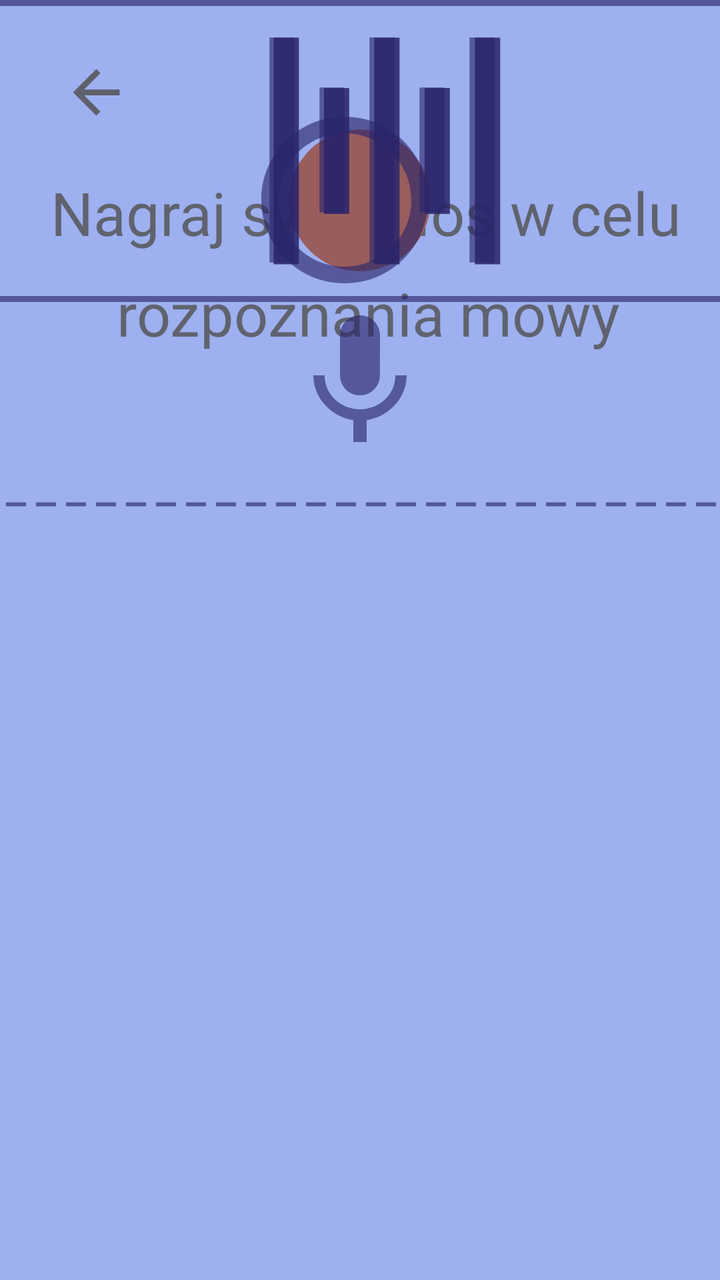
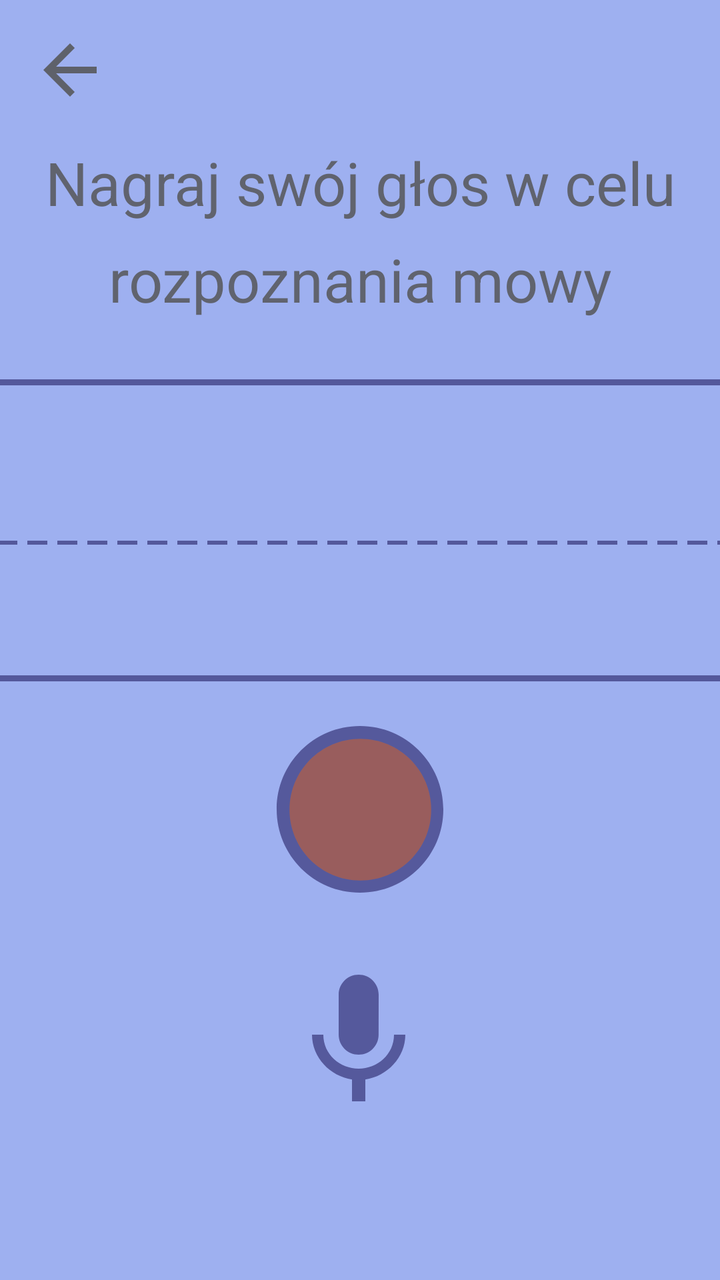

An Android layout rendered at two revisions. The XML below is the earlier revision; the diff shows what the commit changed to produce the second picture.
<!-- AndroidManifest.xml: application theme Theme.TiredTalker -->
<!-- res/layout/fragment_nagrywanie_active.xml -->
<androidx.constraintlayout.widget.ConstraintLayout xmlns:android="http://schemas.android.com/apk/res/android"
    xmlns:app="http://schemas.android.com/apk/res-"
    xmlns:app2="http://schemas.android.com/apk/res-auto"
    xmlns:tools="http://schemas.android.com/tools"
    android:layout_width="match_parent"
    android:layout_height="match_parent"
    android:background="@color/light_blue"
    tools:layout_editor_absoluteX="0dp"
    tools:layout_editor_absoluteY="0dp">

    <ImageButton
        android:id="@+id/backButton"
        android:layout_width="60dp"
        android:layout_height="60dp"
        android:layout_marginTop="16dp"
        android:background="@android:color/transparent"
        android:padding="16dp"
        android:src="@drawable/arrow_back"
        app2:layout_constraintEnd_toEndOf="parent"
        app2:layout_constraintHorizontal_bias="0.06"
        app2:layout_constraintStart_toStartOf="parent"
        app2:layout_constraintTop_toTopOf="parent"
        app:layout_constraintStart_toStartOf="parent" />

    <TextView
        android:id="@+id/textView1"
        android:layout_width="wrap_content"
        android:layout_height="wrap_content"
        android:layout_margin="10dp"
        android:gravity="center"
        android:text="Nagraj swój głos w celu"
        android:textColor="@color/brown"
        android:textSize="30sp"
        app2:layout_constraintEnd_toEndOf="parent"
        app2:layout_constraintHorizontal_bias="0.627"
        app2:layout_constraintStart_toStartOf="parent"
        app2:layout_constraintTop_toBottomOf="@+id/backButton" />

    <TextView
        android:id="@+id/textView2"
        android:layout_width="wrap_content"
        android:layout_height="wrap_content"
        android:layout_margin="10dp"
        android:layout_marginTop="36dp"
        android:gravity="center"
        android:text="rozpoznania mowy"
        android:textColor="@color/brown"
        android:textSize="30sp"
        app2:layout_constraintEnd_toEndOf="parent"
        app2:layout_constraintHorizontal_bias="0.546"
        app2:layout_constraintStart_toStartOf="parent"
        app2:layout_constraintTop_toBottomOf="@+id/textView1" />

    <ImageButton
        android:id="@+id/nagrywanie_btn"
        android:layout_width="85dp"
        android:layout_height="85dp"
        android:background="@drawable/redcircle"
        android:padding="16dp"
        app2:layout_constraintBottom_toBottomOf="@+id/circleIcon5"
        app2:layout_constraintEnd_toEndOf="@+id/circleIcon5"
        app2:layout_constraintTop_toTopOf="@+id/circleIcon5"
        app:layout_constraintEnd_toEndOf="parent"
        app:layout_constraintHorizontal_bias="0.50"
        app:layout_constraintStart_toStartOf="parent" />

    <ImageView
        android:id="@+id/circleIcon5"
        android:layout_width="100dp"
        android:layout_height="200dp"
        android:contentDescription="@string/empty_circle_desc"
        android:scaleType="fitCenter"
        android:src="@drawable/empty_circle"
        app2:layout_constraintEnd_toEndOf="parent"
        app2:layout_constraintHorizontal_bias="0.471"
        app2:layout_constraintStart_toStartOf="parent"
        tools:layout_editor_absoluteY="402dp" />

    <ImageView
        android:id="@+id/mice"
        android:layout_width="80dp"
        android:layout_height="100dp"
        android:layout_marginTop="80dp"
        android:contentDescription="@string/microphone_desc"
        android:scaleType="fitCenter"
        android:src="@drawable/microphone"
        app2:layout_constraintEnd_toEndOf="parent"
        app2:layout_constraintStart_toStartOf="parent"
        app2:layout_constraintTop_toTopOf="@+id/nagrywanie_btn"
        app:layout_constraintBottom_toTopOf="@id/welcomeText"
        app:layout_constraintEnd_toEndOf="parent"
        app:layout_constraintHorizontal_chainStyle="packed"
        app:layout_constraintStart_toStartOf="parent"
        app:layout_constraintTop_toTopOf="parent"
        app:layout_constraintVertical_bias="0.4" />

    <ImageView
        android:id="@+id/square"
        android:layout_width="387dp"
        android:layout_height="151dp"
        android:contentDescription="@string/thin_square_desc"
        android:scaleType="fitCenter"
        android:src="@drawable/thin_square"
        app2:layout_constraintEnd_toEndOf="parent"
        app2:layout_constraintHorizontal_bias="0.498"
        app2:layout_constraintStart_toStartOf="parent"
        app:layout_constraintBottom_toTopOf="@id/welcomeText"
        app:layout_constraintEnd_toEndOf="parent"
        app:layout_constraintHorizontal_chainStyle="packed"
        app:layout_constraintStart_toStartOf="parent"
        app:layout_constraintTop_toTopOf="parent"
        app:layout_constraintVertical_bias="0.4"
        tools:layout_editor_absoluteY="209dp" />

    <ImageView
        android:id="@+id/dashed_line"
        android:layout_width="387dp"
        android:layout_height="151dp"
        android:contentDescription="@string/dashed_line_desc"
        android:scaleType="fitCenter"
        android:src="@drawable/dashed_line"
        app2:layout_constraintEnd_toEndOf="parent"
        app2:layout_constraintHorizontal_bias="0.498"
        app2:layout_constraintStart_toStartOf="parent"
        app2:layout_constraintTop_toBottomOf="@+id/textView2"
        app:layout_constraintBottom_toTopOf="@id/welcomeText"
        app:layout_constraintEnd_toEndOf="parent"
        app:layout_constraintHorizontal_chainStyle="packed"
        app:layout_constraintStart_toStartOf="parent"
        app:layout_constraintTop_toTopOf="parent"
        app:layout_constraintVertical_bias="0.4" />

    <ImageView
        android:id="@+id/sound"
        android:layout_width="387dp"
        android:layout_height="151dp"
        android:contentDescription="@string/sound_desc"
        android:rotation="90"
        android:src="@drawable/sound"
        app:layout_constraintBottom_toTopOf="@id/welcomeText"
        app:layout_constraintEnd_toEndOf="parent"
        app:layout_constraintHorizontal_chainStyle="packed"
        app:layout_constraintStart_toStartOf="parent"
        app:layout_constraintTop_toTopOf="parent"
        app:layout_constraintVertical_bias="0.4"
        tools:layout_editor_absoluteX="-110dp"
        tools:layout_editor_absoluteY="216dp" />

    <ImageView
        android:id="@+id/sound_f"
        android:layout_width="382dp"
        android:layout_height="150dp"
        android:contentDescription="@string/sound_desc"
        android:rotation="90"
        android:src="@drawable/sound"
        app:layout_constraintBottom_toTopOf="@id/welcomeText"
        app:layout_constraintEnd_toEndOf="parent"
        app:layout_constraintHorizontal_chainStyle="packed"
        app:layout_constraintStart_toStartOf="parent"
        app:layout_constraintTop_toTopOf="parent"
        app:layout_constraintVertical_bias="0.4"
        tools:layout_editor_absoluteX="21dp"
        tools:layout_editor_absoluteY="216dp" />

    <ImageView
        android:id="@+id/sound_s"
        android:layout_width="387dp"
        android:layout_height="151dp"
        android:contentDescription="@string/sound_desc"
        android:rotation="90"
        android:src="@drawable/sound"
        app:layout_constraintBottom_toTopOf="@id/welcomeText"
        app:layout_constraintEnd_toEndOf="parent"
        app:layout_constraintHorizontal_chainStyle="packed"
        app:layout_constraintStart_toStartOf="parent"
        app:layout_constraintTop_toTopOf="parent"
        app:layout_constraintVertical_bias="0.4"
        tools:layout_editor_absoluteX="140dp"
        tools:layout_editor_absoluteY="216dp" />

    


</androidx.constraintlayout.widget.ConstraintLayout>
<!-- resources referenced by this layout -->
<resources>
  <color name="brown">#99373017</color>
  <color name="light_blue">#9EB0F0</color>
  <!-- drawable arrow_back (drawable) -->
  <vector xmlns:android="http://schemas.android.com/apk/res/android"
      android:alpha="0.62"
      android:autoMirrored="true"
      android:height="35dp"
      android:tint="#373017"
      android:viewportHeight="24"
      android:viewportWidth="24"
      android:width="35dp">
        
      <path
          android:fillColor="@android:color/white"
          android:pathData="M20,11H7.83l5.59,-5.59L12,4l-8,8 8,8 1.41,-1.41L7.83,13H20v-2z"/>
      
  </vector>
  <!-- drawable dashed_line (drawable) -->
  <?xml version="1.0" encoding="utf-8"?>
  <shape xmlns:android="http://schemas.android.com/apk/res/android"
      android:shape="line">
      <stroke
          android:width="2dp"
          android:color="@color/darkest_blue"
          android:dashWidth="10dp"
          android:dashGap="5dp"/>
  </shape>
  <!-- drawable empty_circle (drawable) -->
  <vector
      android:alpha="0.62"
      android:height="40dp"
      android:width="40dp"
      android:tint="#282368"
      android:viewportHeight="24"
      android:viewportWidth="24"
  
      xmlns:android="http://schemas.android.com/apk/res/android">
      <path
          android:fillColor="@android:color/white"
          android:pathData="M12,2C6.47,2 2,6.47 2,12c0,5.53 4.47,10 10,10s10,-4.47 10,-10C22,6.47 17.53,2 12,2zM12,20c-4.42,0 -8,-3.58 -8,-8c0,-4.42 3.58,-8 8,-8s8,3.58 8,8C20,16.42 16.42,20 12,20z"/>
  </vector>
  <!-- drawable redcircle (drawable) -->
  <vector
      android:height="35dp"
      android:width="35dp"
      android:tint="#995D5D"
      android:viewportHeight="24"
      android:viewportWidth="24"
      xmlns:android="http://schemas.android.com/apk/res/android">
      <path
          android:fillColor="@android:color/white"
          android:pathData="M12,2C6.47,2 2,6.47 2,12s4.47,10 10,10 10,-4.47 10,-10S17.53,2 12,2z"/>
  </vector>
  <!-- drawable sound (drawable) -->
  <vector android:alpha="0.62" android:height="24dp"
      android:tint="#282368" android:viewportHeight="24"
      android:viewportWidth="24" android:width="24dp" xmlns:android="http://schemas.android.com/apk/res/android">
      <path android:fillColor="@android:color/white" android:pathData="M7,15v2h10v-2L7,15zM3,21h18v-2L3,19v2zM3,13h18v-2L3,11v2zM7,7v2h10L17,7L7,7zM3,3v2h18L21,3L3,3z"/>
  </vector>
  <!-- drawable thin_square (drawable) -->
  <?xml version="1.0" encoding="utf-8"?>
  <shape
  
      xmlns:android="http://schemas.android.com/apk/res/android">
      
      
      
      <solid
          android:color="@android:color/transparent"/>
      <stroke
          android:width="3dp"
          android:color="@color/darkest_blue"/>
      <corners android:radius="0dp"/>
  </shape>
  <string name="dashed_line_desc">Ikona przerywanej linii</string>
  <string name="empty_circle_desc">Ikona koła pustego</string>
  <string name="microphone_desc">Ikona mikrofonu</string>
  <string name="sound_desc">Ikona fali dźwięku</string>
  <string name="thin_square_desc">Ikona cienkiej ramki</string>
  <style name="Theme.TiredTalker" parent="Theme.MaterialComponents.DayNight.DarkActionBar">
          
          <item name="colorPrimary">@color/purple_500</item>
          <item name="colorPrimaryVariant">@color/purple_700</item>
          <item name="colorOnPrimary">@color/white</item>
          
          <item name="colorSecondary">@color/teal_200</item>
          <item name="colorSecondaryVariant">@color/teal_700</item>
          <item name="colorOnSecondary">@color/black</item>
          
          <item name="android:statusBarColor">?attr/colorPrimaryVariant</item>
          
      </style>
  <color name="darkest_blue">#9E282368</color>
  <color name="purple_500">#FF6200EE</color>
  <color name="purple_700">#FF3700B3</color>
  <color name="white">#FFFFFFFF</color>
  <color name="teal_200">#FF03DAC5</color>
  <color name="teal_700">#FF018786</color>
  <color name="black">#FF000000</color>
  <!-- unchanged entries left out for length: 1 -->
</resources>

<!-- the commit's change to res/layout/fragment_nagrywanie_active.xml (unified diff, before → after) -->
@@ -1,184 +1,106 @@
+<?xml version="1.0" encoding="utf-8"?>
 <androidx.constraintlayout.widget.ConstraintLayout xmlns:android="http://schemas.android.com/apk/res/android"
-    xmlns:app="http://schemas.android.com/apk/res-"
-    xmlns:app2="http://schemas.android.com/apk/res-auto"
-    xmlns:tools="http://schemas.android.com/tools"
+    xmlns:app="http://schemas.android.com/apk/res-auto"
     android:layout_width="match_parent"
     android:layout_height="match_parent"
-    android:background="@color/light_blue"
-    tools:layout_editor_absoluteX="0dp"
-    tools:layout_editor_absoluteY="0dp">
+    xmlns:tools="http://schemas.android.com/tools"
+    android:background="@color/light_blue">
 
+    
     <ImageButton
         android:id="@+id/backButton"
-        android:layout_width="60dp"
-        android:layout_height="60dp"
-        android:layout_marginTop="16dp"
-        android:background="@android:color/transparent"
-        android:padding="16dp"
-        android:src="@drawable/arrow_back"
-        app2:layout_constraintEnd_toEndOf="parent"
-        app2:layout_constraintHorizontal_bias="0.06"
-        app2:layout_constraintStart_toStartOf="parent"
-        app2:layout_constraintTop_toTopOf="parent"
-        app:layout_constraintStart_toStartOf="parent" />
+        android:layout_width="40dp"
+        android:layout_height="40dp"
+        android:background="@drawable/arrow_back"
+        app:layout_constraintTop_toTopOf="parent"
+        app:layout_constraintStart_toStartOf="parent"
+        android:layout_margin="15dp" />
 
+    
     <TextView
-        android:id="@+id/textView1"
+        android:id="@+id/titleText"
         android:layout_width="wrap_content"
         android:layout_height="wrap_content"
-        android:layout_margin="10dp"
-        android:gravity="center"
+        android:layout_marginTop="16dp"
         android:text="Nagraj swój głos w celu"
         android:textColor="@color/brown"
         android:textSize="30sp"
-        app2:layout_constraintEnd_toEndOf="parent"
-        app2:layout_constraintHorizontal_bias="0.627"
-        app2:layout_constraintStart_toStartOf="parent"
-        app2:layout_constraintTop_toBottomOf="@+id/backButton" />
+        app:layout_constraintEnd_toEndOf="parent"
+        app:layout_constraintHorizontal_bias="0.508"
+        app:layout_constraintStart_toStartOf="parent"
+        app:layout_constraintTop_toBottomOf="@id/backButton" />
 
+    
     <TextView
-        android:id="@+id/textView2"
+        android:id="@+id/descriptionText"
         android:layout_width="wrap_content"
         android:layout_height="wrap_content"
-        android:layout_margin="10dp"
-        android:layout_marginTop="36dp"
-        android:gravity="center"
         android:text="rozpoznania mowy"
         android:textColor="@color/brown"
         android:textSize="30sp"
-        app2:layout_constraintEnd_toEndOf="parent"
-        app2:layout_constraintHorizontal_bias="0.546"
-        app2:layout_constraintStart_toStartOf="parent"
-        app2:layout_constraintTop_toBottomOf="@+id/textView1" />
+        app:layout_constraintTop_toBottomOf="@id/titleText"
+        app:layout_constraintStart_toStartOf="parent"
+        app:layout_constraintEnd_toEndOf="parent"
+        android:layout_marginTop="8dp" />
 
+    
+    <ImageView
+        android:id="@+id/rectangleImage"
+        android:layout_width="387dp"
+        android:layout_height="151dp"
+        android:src="@drawable/thin_square"
+        app:layout_constraintTop_toBottomOf="@id/descriptionText"
+        app:layout_constraintStart_toStartOf="parent"
+        app:layout_constraintEnd_toEndOf="parent"
+        android:layout_marginTop="30dp"
+        tools:layout_editor_absoluteY="246dp"/>
+
+    
+    <ImageView
+        android:id="@+id/lineImage"
+        android:layout_width="366dp"
+        android:layout_height="120dp"
+        android:src="@drawable/dashed_line"
+        app:layout_constraintTop_toTopOf="@id/rectangleImage"
+        app:layout_constraintStart_toStartOf="@id/rectangleImage"
+        app:layout_constraintEnd_toEndOf="@id/rectangleImage"
+        app:layout_constraintBottom_toBottomOf="@id/rectangleImage"
+        android:layout_marginTop="12dp" />
+
+    
+    <ImageView
+
+        android:id="@+id/circleImage"
+        android:layout_width="100dp"
+        android:layout_height="200dp"
+        android:src="@drawable/empty_circle"
+        app:layout_constraintTop_toBottomOf="@id/descriptionText"
+        app:layout_constraintStart_toStartOf="parent"
+        app:layout_constraintEnd_toEndOf="parent"
+        android:layout_marginTop="145dp" />
+
+    
     <ImageButton
+
         android:id="@+id/nagrywanie_btn"
         android:layout_width="85dp"
         android:layout_height="85dp"
         android:background="@drawable/redcircle"
-        android:padding="16dp"
-        app2:layout_constraintBottom_toBottomOf="@+id/circleIcon5"
-        app2:layout_constraintEnd_toEndOf="@+id/circleIcon5"
-        app2:layout_constraintTop_toTopOf="@+id/circleIcon5"
-        app:layout_constraintEnd_toEndOf="parent"
-        app:layout_constraintHorizontal_bias="0.50"
-        app:layout_constraintStart_toStartOf="parent" />
+        app:layout_constraintTop_toTopOf="@id/circleImage"
+        app:layout_constraintBottom_toBottomOf="@id/circleImage"
+        app:layout_constraintStart_toStartOf="@id/circleImage"
+        app:layout_constraintEnd_toEndOf="@id/circleImage" />
 
+    
     <ImageView
-        android:id="@+id/circleIcon5"
-        android:layout_width="100dp"
-        android:layout_height="200dp"
-        android:contentDescription="@string/empty_circle_desc"
-        android:scaleType="fitCenter"
-        android:src="@drawable/empty_circle"
-        app2:layout_constraintEnd_toEndOf="parent"
-        app2:layout_constraintHorizontal_bias="0.471"
-        app2:layout_constraintStart_toStartOf="parent"
-        tools:layout_editor_absoluteY="402dp" />
-
-    <ImageView
-        android:id="@+id/mice"
+        android:id="@+id/bottomImage"
         android:layout_width="80dp"
         android:layout_height="100dp"
-        android:layout_marginTop="80dp"
-        android:contentDescription="@string/microphone_desc"
-        android:scaleType="fitCenter"
+        android:layout_marginTop="20dp"
         android:src="@drawable/microphone"
-        app2:layout_constraintEnd_toEndOf="parent"
-        app2:layout_constraintStart_toStartOf="parent"
-        app2:layout_constraintTop_toTopOf="@+id/nagrywanie_btn"
-        app:layout_constraintBottom_toTopOf="@id/welcomeText"
         app:layout_constraintEnd_toEndOf="parent"
-        app:layout_constraintHorizontal_chainStyle="packed"
+        app:layout_constraintHorizontal_bias="0.498"
         app:layout_constraintStart_toStartOf="parent"
-        app:layout_constraintTop_toTopOf="parent"
-        app:layout_constraintVertical_bias="0.4" />
-
-    <ImageView
-        android:id="@+id/square"
-        android:layout_width="387dp"
-        android:layout_height="151dp"
-        android:contentDescription="@string/thin_square_desc"
-        android:scaleType="fitCenter"
-        android:src="@drawable/thin_square"
-        app2:layout_constraintEnd_toEndOf="parent"
-        app2:layout_constraintHorizontal_bias="0.498"
-        app2:layout_constraintStart_toStartOf="parent"
-        app:layout_constraintBottom_toTopOf="@id/welcomeText"
-        app:layout_constraintEnd_toEndOf="parent"
-        app:layout_constraintHorizontal_chainStyle="packed"
-        app:layout_constraintStart_toStartOf="parent"
-        app:layout_constraintTop_toTopOf="parent"
-        app:layout_constraintVertical_bias="0.4"
-        tools:layout_editor_absoluteY="209dp" />
-
-    <ImageView
-        android:id="@+id/dashed_line"
-        android:layout_width="387dp"
-        android:layout_height="151dp"
-        android:contentDescription="@string/dashed_line_desc"
-        android:scaleType="fitCenter"
-        android:src="@drawable/dashed_line"
-        app2:layout_constraintEnd_toEndOf="parent"
-        app2:layout_constraintHorizontal_bias="0.498"
-        app2:layout_constraintStart_toStartOf="parent"
-        app2:layout_constraintTop_toBottomOf="@+id/textView2"
-        app:layout_constraintBottom_toTopOf="@id/welcomeText"
-        app:layout_constraintEnd_toEndOf="parent"
-        app:layout_constraintHorizontal_chainStyle="packed"
-        app:layout_constraintStart_toStartOf="parent"
-        app:layout_constraintTop_toTopOf="parent"
-        app:layout_constraintVertical_bias="0.4" />
-
-    <ImageView
-        android:id="@+id/sound"
-        android:layout_width="387dp"
-        android:layout_height="151dp"
-        android:contentDescription="@string/sound_desc"
-        android:rotation="90"
-        android:src="@drawable/sound"
-        app:layout_constraintBottom_toTopOf="@id/welcomeText"
-        app:layout_constraintEnd_toEndOf="parent"
-        app:layout_constraintHorizontal_chainStyle="packed"
-        app:layout_constraintStart_toStartOf="parent"
-        app:layout_constraintTop_toTopOf="parent"
-        app:layout_constraintVertical_bias="0.4"
-        tools:layout_editor_absoluteX="-110dp"
-        tools:layout_editor_absoluteY="216dp" />
-
-    <ImageView
-        android:id="@+id/sound_f"
-        android:layout_width="382dp"
-        android:layout_height="150dp"
-        android:contentDescription="@string/sound_desc"
-        android:rotation="90"
-        android:src="@drawable/sound"
-        app:layout_constraintBottom_toTopOf="@id/welcomeText"
-        app:layout_constraintEnd_toEndOf="parent"
-        app:layout_constraintHorizontal_chainStyle="packed"
-        app:layout_constraintStart_toStartOf="parent"
-        app:layout_constraintTop_toTopOf="parent"
-        app:layout_constraintVertical_bias="0.4"
-        tools:layout_editor_absoluteX="21dp"
-        tools:layout_editor_absoluteY="216dp" />
-
-    <ImageView
-        android:id="@+id/sound_s"
-        android:layout_width="387dp"
-        android:layout_height="151dp"
-        android:contentDescription="@string/sound_desc"
-        android:rotation="90"
-        android:src="@drawable/sound"
-        app:layout_constraintBottom_toTopOf="@id/welcomeText"
-        app:layout_constraintEnd_toEndOf="parent"
-        app:layout_constraintHorizontal_chainStyle="packed"
-        app:layout_constraintStart_toStartOf="parent"
-        app:layout_constraintTop_toTopOf="parent"
-        app:layout_constraintVertical_bias="0.4"
-        tools:layout_editor_absoluteX="140dp"
-        tools:layout_editor_absoluteY="216dp" />
-
-    
-
+        app:layout_constraintTop_toBottomOf="@id/nagrywanie_btn" />
 
 </androidx.constraintlayout.widget.ConstraintLayout>
<!-- resource entries referenced after the edit -->
@@ -53,12 +53,6 @@
           android:fillColor="@android:color/white"
           android:pathData="M12,2C6.47,2 2,6.47 2,12s4.47,10 10,10 10,-4.47 10,-10S17.53,2 12,2z"/>
   </vector>
-  <!-- drawable sound (drawable) -->
-  <vector android:alpha="0.62" android:height="24dp"
-      android:tint="#282368" android:viewportHeight="24"
-      android:viewportWidth="24" android:width="24dp" xmlns:android="http://schemas.android.com/apk/res/android">
-      <path android:fillColor="@android:color/white" android:pathData="M7,15v2h10v-2L7,15zM3,21h18v-2L3,19v2zM3,13h18v-2L3,11v2zM7,7v2h10L17,7L7,7zM3,3v2h18L21,3L3,3z"/>
-  </vector>
   <!-- drawable thin_square (drawable) -->
   <?xml version="1.0" encoding="utf-8"?>
   <shape
@@ -74,11 +68,6 @@
           android:color="@color/darkest_blue"/>
       <corners android:radius="0dp"/>
   </shape>
-  <string name="dashed_line_desc">Ikona przerywanej linii</string>
-  <string name="empty_circle_desc">Ikona koła pustego</string>
-  <string name="microphone_desc">Ikona mikrofonu</string>
-  <string name="sound_desc">Ikona fali dźwięku</string>
-  <string name="thin_square_desc">Ikona cienkiej ramki</string>
   <style name="Theme.TiredTalker" parent="Theme.MaterialComponents.DayNight.DarkActionBar">
           
           <item name="colorPrimary">@color/purple_500</item>
